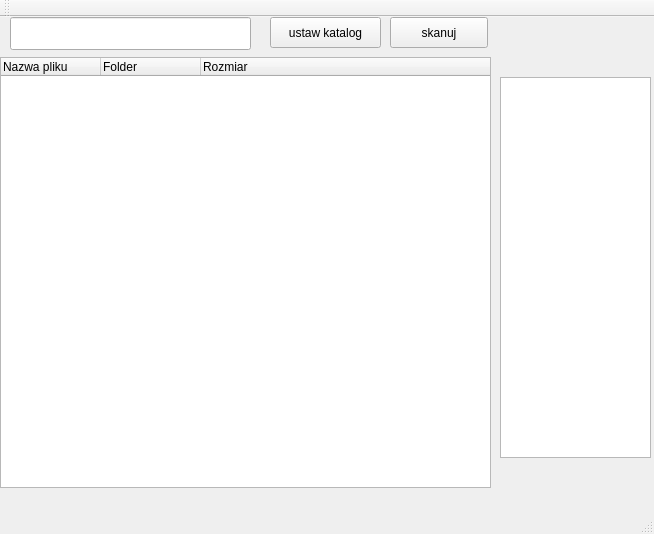
Qt form mojaklasa.ui (pawel1830/QCleaner) before a commit.
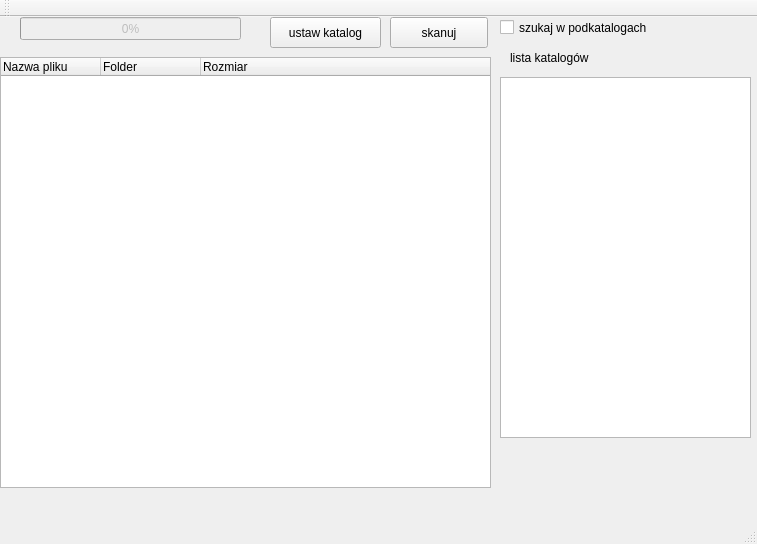
The same form after that commit.

The edit to the form file:
```diff
--- a/mojaklasa.ui
+++ b/mojaklasa.ui
@@ -6,24 +6,14 @@
    <rect>
     <x>0</x>
     <y>0</y>
-    <width>654</width>
-    <height>534</height>
+    <width>757</width>
+    <height>544</height>
    </rect>
   </property>
   <property name="windowTitle">
    <string>mojaklasa</string>
   </property>
   <widget class="QWidget" name="centralWidget">
-   <widget class="QLineEdit" name="lineEdit">
-    <property name="geometry">
-     <rect>
-      <x>10</x>
-      <y>0</y>
-      <width>241</width>
-      <height>33</height>
-     </rect>
-    </property>
-   </widget>
    <widget class="QPushButton" name="pushButton">
     <property name="geometry">
      <rect>
@@ -83,9 +73,57 @@
      <rect>
       <x>500</x>
       <y>60</y>
-      <width>151</width>
-      <height>381</height>
+      <width>251</width>
+      <height>361</height>
      </rect>
+    </property>
+    <property name="currentRow">
+     <number>-1</number>
+    </property>
+   </widget>
+   <widget class="QCheckBox" name="checkBox">
+    <property name="geometry">
+     <rect>
+      <x>500</x>
+      <y>0</y>
+      <width>191</width>
+      <height>21</height>
+     </rect>
+    </property>
+    <property name="text">
+     <string>szukaj w podkatalogach</string>
+    </property>
+   </widget>
+   <widget class="QLabel" name="label">
+    <property name="geometry">
+     <rect>
+      <x>510</x>
+      <y>30</y>
+      <width>241</width>
+      <height>21</height>
+     </rect>
+    </property>
+    <property name="text">
+     <string>lista katalogów</string>
+    </property>
+   </widget>
+   <widget class="QProgressBar" name="progressBar">
+    <property name="enabled">
+     <bool>false</bool>
+    </property>
+    <property name="geometry">
+     <rect>
+      <x>20</x>
+      <y>0</y>
+      <width>221</width>
+      <height>23</height>
+     </rect>
+    </property>
+    <property name="value">
+     <number>0</number>
+    </property>
+    <property name="textVisible">
+     <bool>true</bool>
     </property>
    </widget>
   </widget>
```
Left out of the diff: 4 changed lines with no effect on the pictures.
